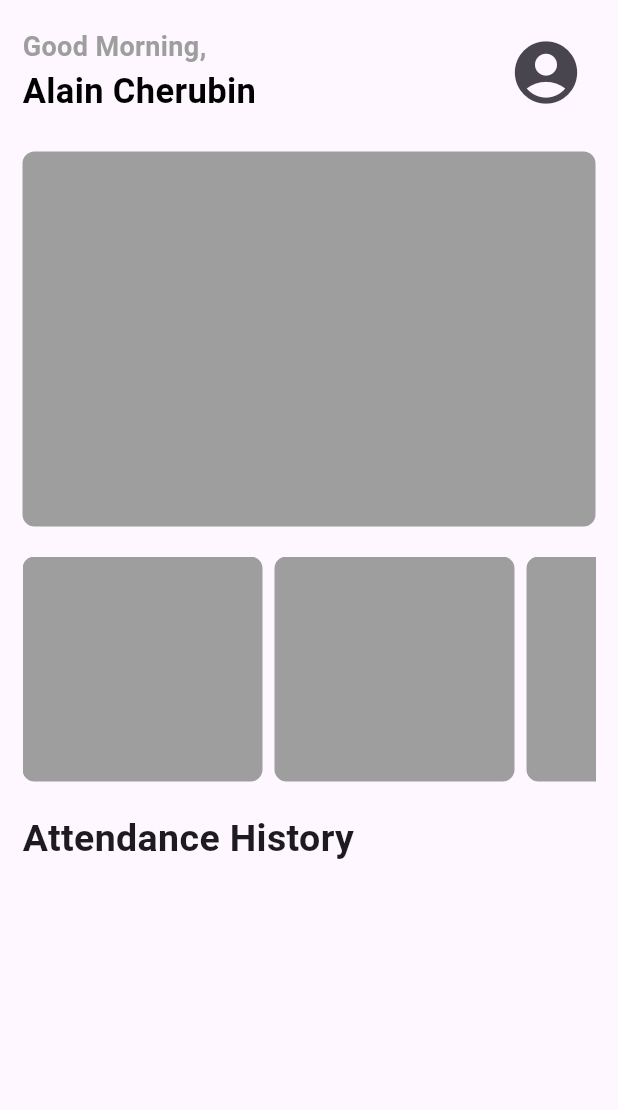
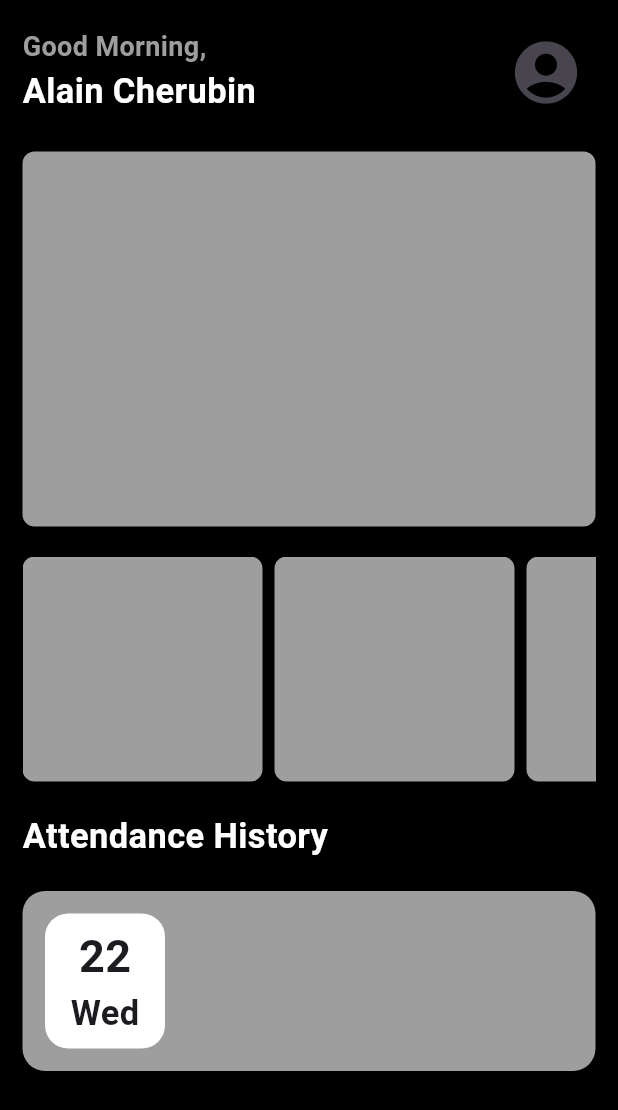
Before and after one commit to Sammy-ch/PalmHR_Mobile_FL, a Flutter app: the screen it shows after launch, on a phone screen of 412 x 824 dp. Shown: the top 1110 px of the screen. Run offline on Flutter 3.47's test engine with Material 3 defaults, Android fonts, the phone set to English and light mode, and no system bars; our stand-ins replace auto_route.

Commit message:
Updated Layout on Home Screen

```diff
--- a/lib/main.dart
+++ b/lib/main.dart
@@ -1,3 +1,4 @@
+import 'package:apex_time_sync_flutter/routes/app_router.dart';
 import 'package:flutter/material.dart';
 
 void main() {
@@ -9,142 +10,11 @@ class MainApp extends StatelessWidget {
 
   @override
   Widget build(BuildContext context) {
-    return const MaterialApp(
+    AppRouter appRouter = AppRouter();
+    return MaterialApp.router(
+      theme: ThemeData(useMaterial3: true),
       debugShowCheckedModeBanner: false,
-      home: Scaffold(
-        body: SafeArea(
-          child: Padding(
-            padding: EdgeInsets.all(15.0),
-            child: Column(
-              children: [
-                HeaderComponent(),
-                Clockingcomponent(),
-                SizedBox(height: 20.0),
-                MetricsList(),
-                SizedBox(height: 20.0),
-                ActivityList()
-              ],
-            ),
-          ),
-        ),
-      ),
+      routerConfig: appRouter.config(),
     );
   }
 }
-
-
-
-class Clockingcomponent extends StatelessWidget {
-  const Clockingcomponent({super.key});
-  @override
-  Widget build(BuildContext context) {
-  return Container(
-    padding: const EdgeInsets.all(12),
-      width: double.infinity, // Full width of the parent
-      height: 250.0, // Set the height of the rectangle
-      decoration: BoxDecoration(
-        color: Colors.grey,
-        borderRadius: BorderRadius.circular(8.0)
-      ),
-    );
-   }
-}
-
-
-class MetricsList extends StatelessWidget {
-  const MetricsList({super.key});
-  @override
-  Widget build(BuildContext context) {
-    return SizedBox(
-      height: 150,
-      child: ListView(
-  // This line sets the scroll direction to horizontal.
-  scrollDirection: Axis.horizontal,
-  children: <Widget>[
-    Container(
-      width: 160,
-      decoration: BoxDecoration(
-        color: Colors.grey,
-        borderRadius: BorderRadius.circular(8.0), // Rounded corners
-      ),
-    ),
-    SizedBox(width: 8.0), // Add space between the items
-    Container(
-      width: 160,
-      decoration: BoxDecoration(
-        color: Colors.grey,
-        borderRadius: BorderRadius.circular(8.0), // Rounded corners
-      ),
-    ),
-    SizedBox(width: 8.0), // Add space between the items
-    Container(
-      width: 160,
-      decoration: BoxDecoration(
-        color: Colors.grey,
-        borderRadius: BorderRadius.circular(8.0), // Rounded corners
-      ),
-    ),
-  ],
-),
-    );
-  }
-}
-
-
-class ActivityList extends StatelessWidget {
-  const ActivityList({super.key});
-
-  @override
-  Widget build(BuildContext context) {
-    return Container(
-      alignment: Alignment.topLeft,
-      child: const Text("Attendance History",textAlign: TextAlign.start,style: TextStyle(fontSize: 25,fontWeight: FontWeight.bold)),
-    );
-  }
-}
-
-
-class HeaderComponent extends StatefulWidget {
-  const HeaderComponent({super.key});
-
-final volume = 0.0;
-
-  @override
-  State<HeaderComponent> createState() => _HeaderComponentState();
-}
-
-class _HeaderComponentState extends State<HeaderComponent> {
-  @override
-  Widget build(BuildContext context) {
-    return  Padding(
-      padding: EdgeInsets.only(bottom:20.0),
-      child: Row(
-        children: [
-          const Column(
-            crossAxisAlignment: CrossAxisAlignment.start,
-            children: [
-              Text("Good Morning,",style: TextStyle(fontSize: 18,fontWeight: FontWeight.bold,color: Colors.grey)),
-              Text("Alain Cherubin",style: TextStyle(fontSize: 23,fontWeight: FontWeight.bold,color: Colors.black)),
-            ],
-          ),
-          const Spacer(flex: 1),
-           IconButton(
-          icon: const Icon(Icons.account_circle_rounded,size:50.0),
-          tooltip: 'Increase volume by 10',
-          onPressed: () {},
-        ),
-        ],
-      ),
-    );
-  }
-}
-
-
-class AttendanceDetailsCard extends StatelessWidget {
-  const AttendanceDetailsCard({super.key});
-
-  @override
-  Widget build(BuildContext context) {
-    return Container();
-  }
-}
--- /dev/null
+++ b/lib/routes/app_router.dart
@@ -0,0 +1,13 @@
+import 'package:auto_route/auto_route.dart';
+import 'app_router.gr.dart';
+
+@AutoRouterConfig()
+class AppRouter extends $AppRouter {
+
+ @override
+ List<AutoRoute> get routes => [
+  AutoRoute(page: HomeRoute.page,initial: true),
+  AutoRoute(page: AnalyticRoute.page),
+  AutoRoute(page: SettingRoute.page),
+  ];
+}
--- /dev/null
+++ b/lib/screens/analytics.dart
@@ -0,0 +1,18 @@
+import 'package:auto_route/auto_route.dart';
+import 'package:flutter/material.dart';
+
+@RoutePage()
+class AnalyticScreen extends StatelessWidget {
+  const AnalyticScreen({super.key});
+
+  @override
+  Widget build(BuildContext context) {
+    return Scaffold(
+        appBar: AppBar(),
+        backgroundColor: Colors.black,
+        body: const Center(
+            child: Text("Analytics Screen"),
+        ),
+    );
+  }
+}
--- /dev/null
+++ b/lib/screens/home.dart
@@ -0,0 +1,177 @@
+import 'package:auto_route/auto_route.dart';
+import 'package:flutter/material.dart';
+
+@RoutePage()
+class HomeScreen extends StatelessWidget {
+  const HomeScreen({super.key});
+
+  @override
+  Widget build(BuildContext context) {
+    return const Scaffold(
+      backgroundColor: Colors.black,
+      body: SafeArea(
+        child: Padding(
+          padding: EdgeInsets.all(15.0),
+          child: Column(
+            children: [
+              HeaderComponent(),
+              Clockingcomponent(),
+              SizedBox(height: 20.0),
+              MetricsList(),
+              SizedBox(height: 20.0),
+              ActivityList(),
+              AttendanceDetailsCard(),
+            ],
+          ),
+        ),
+      ),
+    );
+  }
+}
+
+class Clockingcomponent extends StatelessWidget {
+  const Clockingcomponent({super.key});
+  @override
+  Widget build(BuildContext context) {
+    return Container(
+      padding: const EdgeInsets.all(12),
+      width: double.infinity, // Full width of the parent
+      height: 250.0, // Set the height of the rectangle
+      decoration: BoxDecoration(
+          color: Colors.grey, borderRadius: BorderRadius.circular(8.0)),
+    );
+  }
+}
+
+class MetricsList extends StatelessWidget {
+  const MetricsList({super.key});
+  @override
+  Widget build(BuildContext context) {
+    return SizedBox(
+      height: 150,
+      child: ListView(
+        // This line sets the scroll direction to horizontal.
+        scrollDirection: Axis.horizontal,
+        children: <Widget>[
+          Container(
+            width: 160,
+            decoration: BoxDecoration(
+              color: Colors.grey,
+              borderRadius: BorderRadius.circular(8.0), // Rounded corners
+            ),
+          ),
+          SizedBox(width: 8.0), // Add space between the items
+          Container(
+            width: 160,
+            decoration: BoxDecoration(
+              color: Colors.grey,
+              borderRadius: BorderRadius.circular(8.0), // Rounded corners
+            ),
+          ),
+          SizedBox(width: 8.0), // Add space between the items
+          Container(
+            width: 160,
+            decoration: BoxDecoration(
+              color: Colors.grey,
+              borderRadius: BorderRadius.circular(8.0), // Rounded corners
+            ),
+          ),
+        ],
+      ),
+    );
+  }
+}
+
+class ActivityList extends StatelessWidget {
+  const ActivityList({super.key});
+
+  @override
+  Widget build(BuildContext context) {
+    return Container(
+      alignment: Alignment.topLeft,
+      padding: const EdgeInsets.only(bottom: 20.0),
+      child: const Text("Attendance History",
+          textAlign: TextAlign.start,
+          style: TextStyle(fontSize: 23, fontWeight: FontWeight.bold,color: Colors.white)),
+    );
+  }
+}
+
+class HeaderComponent extends StatefulWidget {
+  const HeaderComponent({super.key});
+
+  final volume = 0.0;
+
+  @override
+  State<HeaderComponent> createState() => _HeaderComponentState();
+}
+
+class _HeaderComponentState extends State<HeaderComponent> {
+  @override
+  Widget build(BuildContext context) {
+    return Padding(
+      padding: const EdgeInsets.only(bottom: 20.0),
+      child: Row(
+        children: [
+          const Column(
+            crossAxisAlignment: CrossAxisAlignment.start,
+            children: [
+              Text("Good Morning,",
+                  style: TextStyle(
+                      fontSize: 18,
+                      fontWeight: FontWeight.bold,
+                      color: Colors.grey)),
+              Text("Alain Cherubin",
+                  style: TextStyle(
+                      fontSize: 23,
+                      fontWeight: FontWeight.bold,
+                      color: Colors.white)),
+            ],
+          ),
+          const Spacer(flex: 1),
+          IconButton(
+            icon: const Icon(Icons.account_circle_rounded, size: 50.0),
+            tooltip: 'Increase volume by 10',
+            onPressed: () {},
+          ),
+        ],
+      ),
+    );
+  }
+}
+
+class AttendanceDetailsCard extends StatelessWidget {
+  const AttendanceDetailsCard({super.key});
+
+  @override
+  Widget build(BuildContext context) {
+    return Container(
+      width: double.infinity,
+      padding: const EdgeInsets.symmetric(vertical: 10.0,horizontal: 15.0),
+      height: 120.0,
+      decoration: const BoxDecoration(
+        color: Colors.grey,
+        borderRadius: BorderRadius.all(Radius.circular(15.0)),
+      ),
+      child: Row(
+        children: [
+          Container(
+            width: 80,
+            height: 90,
+            decoration: const BoxDecoration(
+              color: Colors.white,
+              borderRadius: BorderRadius.all(Radius.circular(15.5))
+            ),
+            child: const Column(
+            mainAxisAlignment: MainAxisAlignment.center,
+                children: [
+                  Text("22",style: TextStyle(fontWeight: FontWeight.bold,fontSize: 30),),
+                  Text("Wed",style: TextStyle(fontWeight: FontWeight.bold,fontSize:23),),
+                ],
+            ),
+          )
+        ],
+      ),
+    );
+  }
+}
--- /dev/null
+++ b/lib/screens/settings.dart
@@ -0,0 +1,18 @@
+import 'package:auto_route/auto_route.dart';
+import 'package:flutter/material.dart';
+
+@RoutePage()
+class SettingScreen extends StatelessWidget {
+  const SettingScreen({super.key});
+
+  @override
+  Widget build(BuildContext context) {
+    return Scaffold(
+        appBar: AppBar(),
+        backgroundColor: Colors.black,
+        body: const Center(
+          child: Text("Settings Screen"),
+        ),
+    );
+  }
+}
--- a/pubspec.yaml
+++ b/pubspec.yaml
@@ -8,6 +8,9 @@ environment:
 
 dependencies:
   animated_bottom_navigation_bar: ^1.3.3
+  auto_route: ^7.8.4
+  auto_route_generator: ^7.3.2
+  fl_chart: ^0.66.2
   flutter:
     sdk: flutter
   supabase_flutter: ^2.0.0
```
Also changed, not shown: lib/routes/app_router.gr.dart (added), lib/screens/analyticsScreen.dart (deleted), pubspec.lock.
